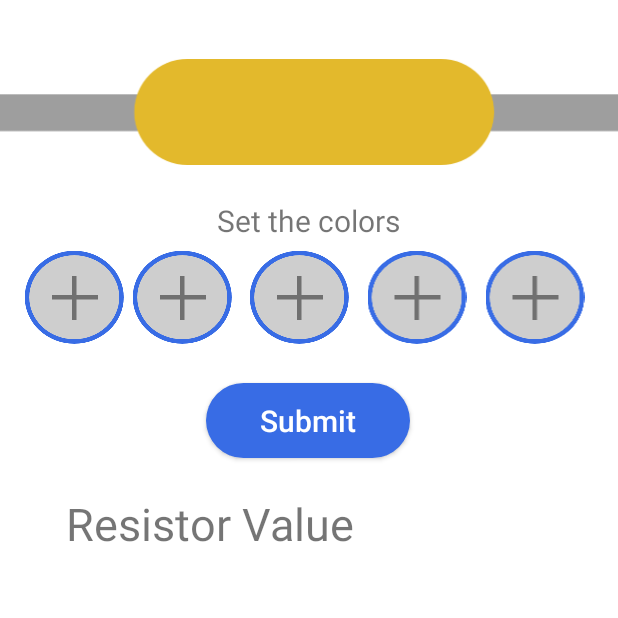
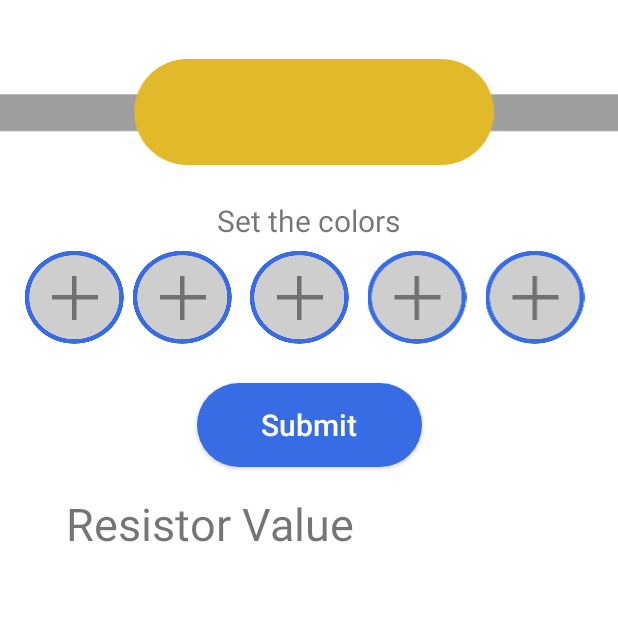
Before and after one commit to eschirni/WiderstandscodeApp, an Android app: the screen it shows after launch (MainActivity), on a phone screen of 412 x 824 dp, the top half of it. Run offline under Robolectric (Android 15) with nearby library versions, the phone set to English and light mode, and no system bars.

Commit message:
+ Button Design modern

```diff
--- a/app/src/main/res/layout/activity_main.xml
+++ b/app/src/main/res/layout/activity_main.xml
@@ -77,24 +77,6 @@
             android:tag="5"
             app:srcCompat="@drawable/gruppe_4" />
     </LinearLayout>
-
-    <Button
-        android:id="@+id/button2"
-        android:layout_width="136dp"
-        android:layout_height="50dp"
-        android:background="@drawable/buttons"
-        android:letterSpacing="0"
-        android:onClick="SubmitRun"
-        android:text="@string/btn_SubmitName"
-        android:textAllCaps="false"
-        android:textSize="@dimen/hint_txt_size"
-        app:backgroundTint="@color/marineBlue"
-        app:layout_constraintBottom_toBottomOf="parent"
-        app:layout_constraintEnd_toEndOf="parent"
-        app:layout_constraintHorizontal_bias="0.498"
-        app:layout_constraintStart_toStartOf="parent"
-        app:layout_constraintTop_toTopOf="parent"
-        app:layout_constraintVertical_bias="0.33" />
 
     <LinearLayout
         android:id="@+id/layoutRing1"
@@ -686,4 +668,21 @@
         app:layout_constraintTop_toTopOf="parent"
         app:layout_constraintVertical_bias="0.42" />
 
+    <Button
+        android:id="@+id/button"
+        android:layout_width="150dp"
+        android:layout_height="68dp"
+        android:letterSpacing="0"
+        android:text="@string/btn_SubmitName"
+        android:textAllCaps="false"
+        android:textSize="@dimen/hint_txt_size"
+        android:onClick="SubmitRun"
+        app:backgroundTint="@color/marineBlue"
+        app:cornerRadius="@dimen/btn_Corner"
+        app:layout_constraintBottom_toBottomOf="parent"
+        app:layout_constraintEnd_toEndOf="parent"
+        app:layout_constraintStart_toStartOf="parent"
+        app:layout_constraintTop_toTopOf="parent"
+        app:layout_constraintVertical_bias="0.3299" />
+
 </androidx.constraintlayout.widget.ConstraintLayout>
--- a/app/src/main/res/values/dimens.xml
+++ b/app/src/main/res/values/dimens.xml
@@ -4,4 +4,5 @@
     <dimen name="color_buttons_size">40sp</dimen>
     <dimen name="hint_txt_size">20sp</dimen>
     <dimen name="txt_size">30sp</dimen>
+    <dimen name="btn_Corner">30sp</dimen>
 </resources>
```
